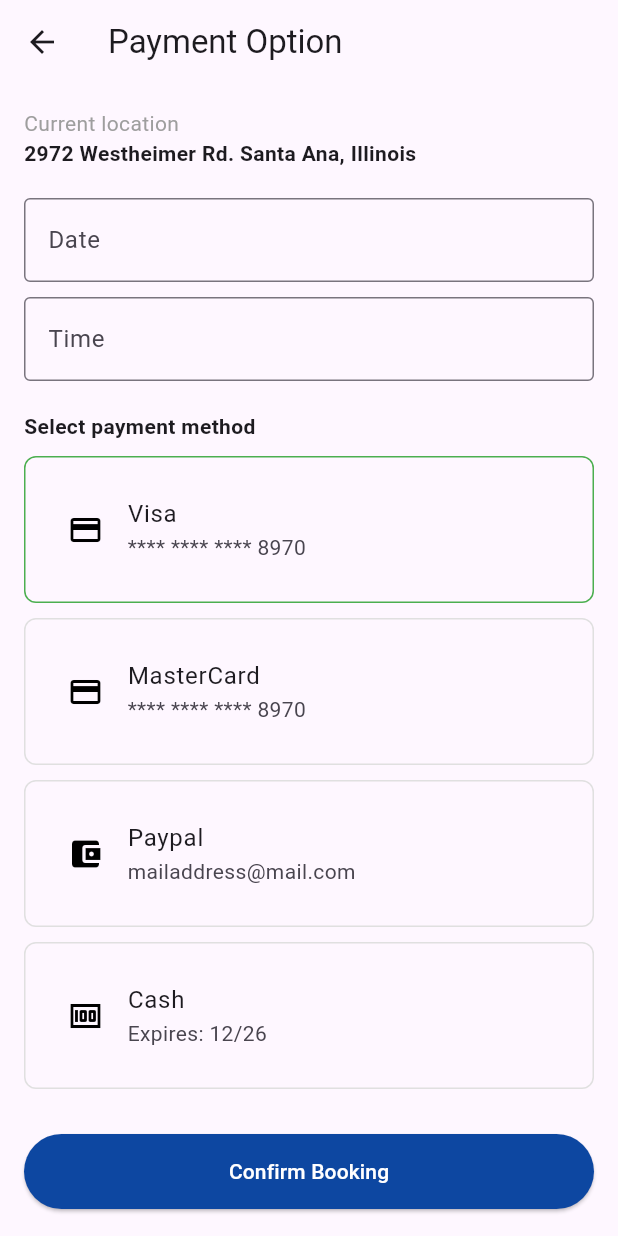
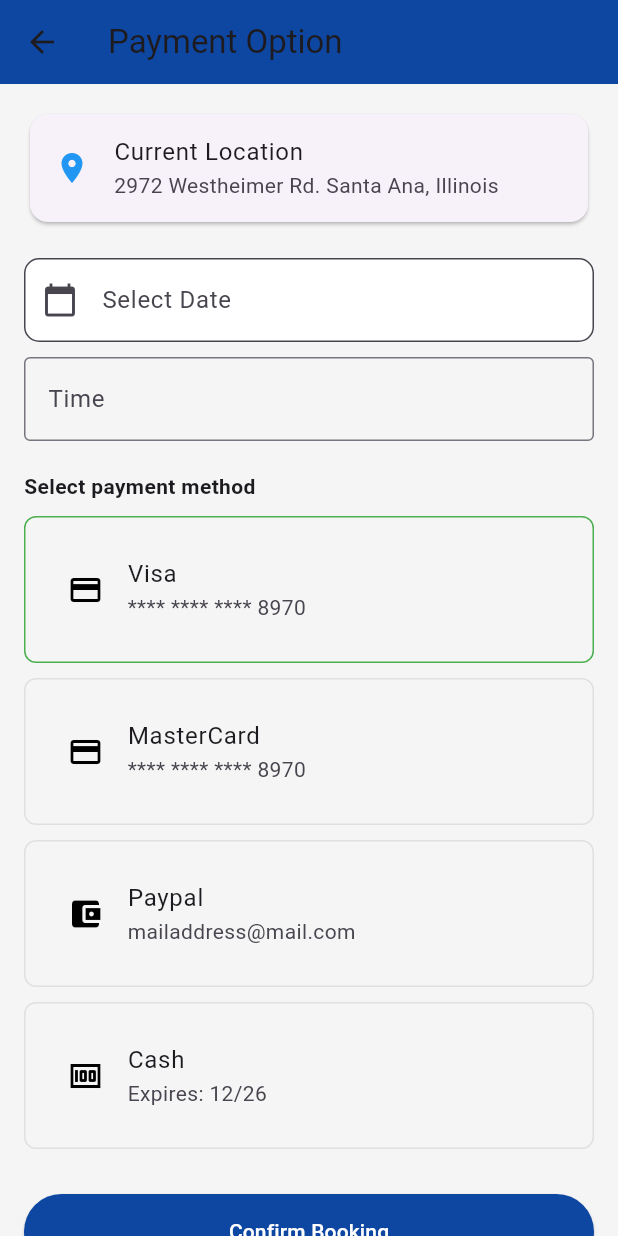
Before and after one commit to emalshahirun/FixMate, a Flutter app: the PaymentOptionPage screen opened directly, on a phone screen of 412 x 824 dp. Run offline on Flutter 3.47's test engine with Material 3 defaults, Android fonts, the phone set to English and light mode, and no system bars; our stand-ins replace cloud_firestore, firebase_auth, firebase_core, flutter_map, latlong2; accounts and stored records are empty.

Commit message:
current location and card  chengers

```diff
--- a/lib/payment.dart
+++ b/lib/payment.dart
@@ -48,7 +48,6 @@ class _PaymentOptionPageState extends State<PaymentOptionPage> {
       'timestamp': FieldValue.serverTimestamp(),
     };
 
-    // Replace 'bookings' with your Firestore collection name
     await FirebaseFirestore.instance.collection('bookings').add(bookingData);
 
     Navigator.push(
@@ -60,29 +59,46 @@ class _PaymentOptionPageState extends State<PaymentOptionPage> {
   @override
   Widget build(BuildContext context) {
     return Scaffold(
+      backgroundColor: Colors.grey[100],
+
       appBar: AppBar(
         title: const Text("Payment Option"),
-        leading: const BackButton(),
+        backgroundColor: Colors.blue[900],
+        elevation: 0,
       ),
+
       body: SingleChildScrollView(
         padding: const EdgeInsets.all(16),
         child: Column(
           crossAxisAlignment: CrossAxisAlignment.start,
           children: [
-            const Text(
-              "Current location",
-              style: TextStyle(color: Colors.grey),
+            // Location Card
+            Card(
+              shape: RoundedRectangleBorder(
+                borderRadius: BorderRadius.circular(12),
+              ),
+              child: ListTile(
+                leading: const Icon(Icons.location_on, color: Colors.blue),
+                title: const Text("Current Location"),
+                subtitle: const Text("2972 Westheimer Rd. Santa Ana, Illinois"),
+              ),
             ),
-            const Text(
-              "2972 Westheimer Rd. Santa Ana, Illinois",
-              style: TextStyle(fontWeight: FontWeight.bold),
-            ),
+
             const SizedBox(height: 20),
+
+            // Date Field
             TextField(
               controller: dateController,
-              decoration: const InputDecoration(
-                hintText: "Date",
-                border: OutlineInputBorder(),
+              readOnly: true,
+              onTap: pickDate,
+              decoration: InputDecoration(
+                prefixIcon: const Icon(Icons.calendar_today),
+                hintText: "Select Date",
+                filled: true,
+                fillColor: Colors.white,
+                border: OutlineInputBorder(
+                  borderRadius: BorderRadius.circular(10),
+                ),
               ),
             ),
             const SizedBox(height: 10),
```
